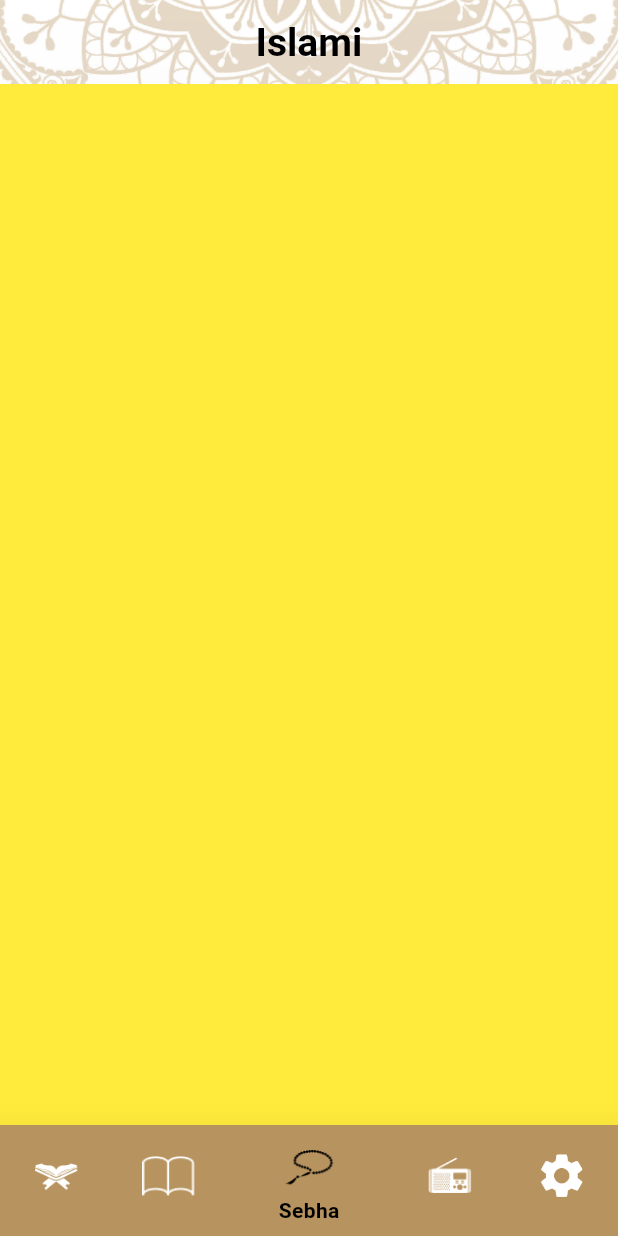
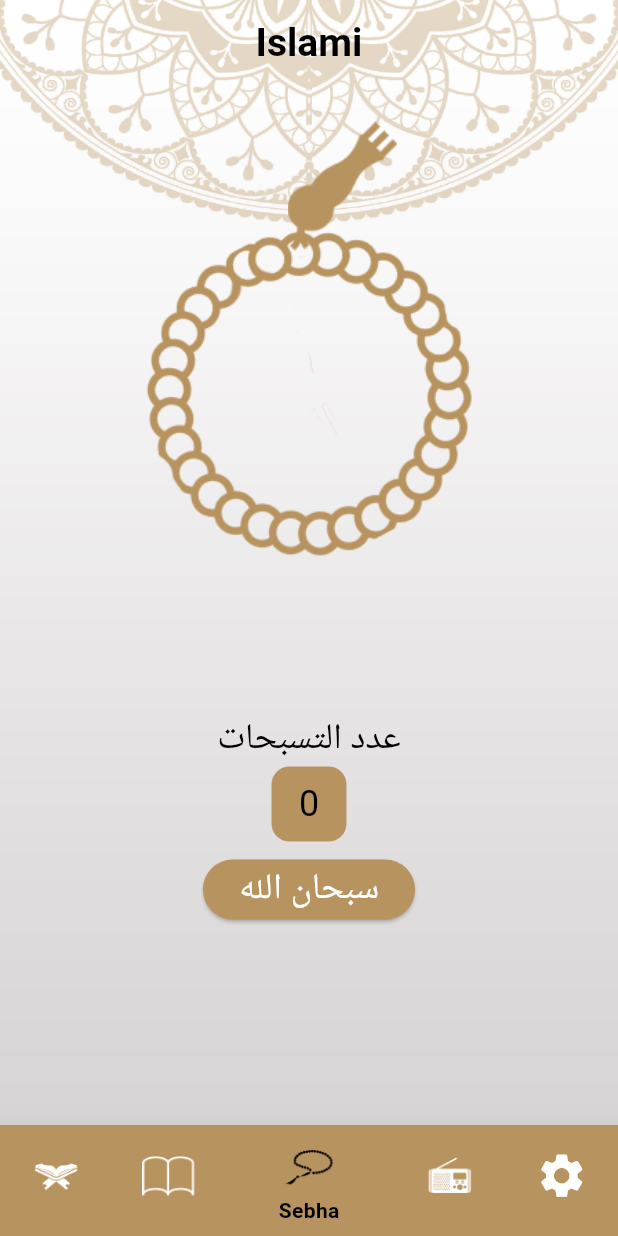
Before and after one commit to haredi/quran_app, a Flutter app: the screen it shows after launch, item 3 of the bottom bar chosen, on a phone screen of 412 x 824 dp. Run offline on Flutter 3.47's test engine with Material 3 defaults, Android fonts, the phone set to English and light mode, and no system bars; generated files the repository leaves out were written again; Roboto replaces fonts that are missing (ElMessiri-Regular.ttf); project files that could hold a hidden picture were left out.

Commit message:
+ sebha_tab

```diff
--- a/lib/config/theme/my_theme.dart
+++ b/lib/config/theme/my_theme.dart
@@ -48,6 +48,8 @@ class MyTheme {
     dividerColor: ColorsManager.goldColor,
     primaryColor: ColorsManager.goldColor,
     textTheme: TextTheme(
+      displaySmall: TextStyle(
+          fontSize: 24, fontWeight: FontWeight.w400, color: Colors.white),
       titleMedium: TextStyle(
           fontSize: 25, fontWeight: FontWeight.w600, color: Colors.black),
       titleSmall: TextStyle(
@@ -96,7 +98,8 @@ class MyTheme {
     bottomNavigationBarTheme: const BottomNavigationBarThemeData(
       selectedItemColor: ColorsManager.yellowColor,
       unselectedItemColor: Colors.white,
-      selectedIconTheme: IconThemeData(size: 35),
+      unselectedIconTheme: IconThemeData(size: 35),
+      selectedIconTheme: IconThemeData(size: 40),
       showSelectedLabels: true,
       showUnselectedLabels: false,
       elevation: 20,
@@ -109,6 +112,8 @@ class MyTheme {
     dividerColor: ColorsManager.yellowColor,
     primaryColor: ColorsManager.darkBlue,
     textTheme: TextTheme(
+        displaySmall: TextStyle(
+            fontSize: 18, fontWeight: FontWeight.w400, color: Colors.black),
         titleMedium: TextStyle(
             fontSize: 25,
             fontWeight: FontWeight.w600,
--- a/lib/core/utils/assets_manager.dart
+++ b/lib/core/utils/assets_manager.dart
@@ -7,6 +7,14 @@ class AssetsManager {
   static const String sebhaIcon = 'assets/images/sebha_icon.png';
   static const String radioIcon = 'assets/images/radio_icon.png';
   static const String quranHeaderImage = 'assets/images/quran_header_image.png';
+  static const String lightBodySebhaImage =
+      'assets/images/light_body_of_seb7a.png';
+  static const String lightHeadSebhaImage =
+      'assets/images/light_head_of_seb7a.png';
+  static const String darkBodySebhaImage =
+      'assets/images/dark_body_of_seb7a.png';
+  static const String darkHeadSebhaImage =
+      'assets/images/dark_head_of_seb7a.png';
   static const String hadithHeaderImage =
       'assets/images/hadith_header_image.png';
 }
--- a/lib/core/utils/strings_manager.dart
+++ b/lib/core/utils/strings_manager.dart
@@ -8,4 +8,8 @@ class StringsManager {
   static const String sebhaLabel = 'Sebha';
   static const String radioLabel = 'Radio';
   static const String settingsLabel = 'Setting';
+  static const String tasbehNum = 'عدد التسبحات';
+  static const String sbhanAlla = 'سبحان الله';
+  static const String alhmdulla = 'الحمدلله';
+  static const String allauqbr = 'الله اكبر';
 }
--- a/lib/presentation/home/home_screen.dart
+++ b/lib/presentation/home/home_screen.dart
@@ -8,6 +8,7 @@ import 'package:quran_app/presentation/home/tabs/radio_tab/radio_tab.dart';
 import 'package:quran_app/presentation/home/tabs/sebha_tab/sebha_tab.dart';
 import 'package:quran_app/presentation/home/tabs/settings_tab/settings_tab.dart';
 import 'package:flutter_gen/gen_l10n/app_localizations.dart';
+import 'package:quran_app/provider/sebha_provider.dart';
 import 'package:quran_app/provider/settings_provider.dart';
 
 class HomeScreen extends StatefulWidget {
@@ -21,7 +22,8 @@ class _HomeScreenState extends State<HomeScreen> {
   List<Widget> tabs = [
     QuranTab(),
     AhadithTab(),
-    SebhaTab(),
+    ChangeNotifierProvider(
+        create: (context) => SebhaProvider(), child: SebhaTab()),
     RadioTab(),
     SettingsTab(),
   ];
--- a/lib/presentation/home/tabs/sebha_tab/sebha_tab.dart
+++ b/lib/presentation/home/tabs/sebha_tab/sebha_tab.dart
@@ -1,12 +1,75 @@
 import 'package:flutter/material.dart';
+import 'package:provider/provider.dart';
+import 'package:quran_app/core/utils/assets_manager.dart';
+import 'package:quran_app/core/utils/strings_manager.dart';
+import 'package:quran_app/provider/sebha_provider.dart';
+import 'package:quran_app/provider/settings_provider.dart';
 
-class SebhaTab extends StatelessWidget {
-  const SebhaTab({super.key});
+class SebhaTab extends StatefulWidget {
+  SebhaTab({super.key});
 
   @override
+  State<SebhaTab> createState() => _SebhaTabState();
+}
+
+class _SebhaTabState extends State<SebhaTab> {
+  @override
   Widget build(BuildContext context) {
-    return Container(
-      color: Colors.yellow,
+    var sephaProvider = Provider.of<SebhaProvider>(context);
+    var provider = Provider.of<SettingsProvider>(context);
+    return Center(
+      child: Column(
+        children: [
+          Stack(
+            children: [
+              AnimatedRotation(
+                  duration: Duration(milliseconds: 500),
+                  turns: sephaProvider.turns,
+                  child: Container(
+                      width: MediaQuery.of(context).size.width * 0.7,
+                      height: MediaQuery.of(context).size.height * 0.5,
+                      child: Image.asset(provider.getBodySebhaImage()))),
+              Positioned(
+                top: -5,
+                left: 115,
+                child: Container(
+                    width: MediaQuery.of(context).size.width * 0.25,
+                    height: MediaQuery.of(context).size.height * 0.2,
+                    child: Image.asset(provider.getHeadSebhaImage())),
+              ),
+            ],
+          ),
+          SizedBox(height: 8),
+          Text(
+            StringsManager.tasbehNum,
+            style: Theme.of(context).textTheme.titleSmall,
+          ),
+          Container(
+            decoration: BoxDecoration(
+              borderRadius: BorderRadius.circular(12),
+              color: Theme.of(context).primaryColor,
+            ),
+            alignment: Alignment.center,
+            height: 50,
+            width: 50,
+            child: Text(
+              '${sephaProvider.count}',
+              style: Theme.of(context).textTheme.titleSmall,
+            ),
+          ),
+          SizedBox(height: 8),
+          ElevatedButton(
+              style: ElevatedButton.styleFrom(
+                  backgroundColor: Theme.of(context).dividerColor),
+              onPressed: () {
+                sephaProvider.changeSebhaText();
+              },
+              child: Text(
+                sephaProvider.texts[sephaProvider.index],
+                style: Theme.of(context).textTheme.displaySmall,
+              )),
+        ],
+      ),
     );
   }
 }
--- a/lib/provider/sebha_provider.dart
+++ b/lib/provider/sebha_provider.dart
@@ -0,0 +1,24 @@
+import 'package:flutter/material.dart';
+import 'package:quran_app/core/utils/strings_manager.dart';
+
+class SebhaProvider extends ChangeNotifier {
+  List<String> texts = [
+    StringsManager.sbhanAlla,
+    StringsManager.alhmdulla,
+    StringsManager.allauqbr,
+  ];
+  int index = 0;
+  double turns = 0;
+  int count = 0;
+
+  changeSebhaText() {
+    if (count == 33) {
+      count = 0;
+      index < texts.length - 1 ? index++ : index = 0;
+    } else {
+      count++;
+    }
+    turns += 1 / 33;
+    notifyListeners();
+  }
+}
--- a/lib/provider/settings_provider.dart
+++ b/lib/provider/settings_provider.dart
@@ -20,8 +20,19 @@ class SettingsProvider extends ChangeNotifier {
 
   void changeAppLanguage(String newLang) {
     if (currentLang == newLang) return;
-
     currentLang = newLang;
     notifyListeners();
   }
+
+  String getBodySebhaImage() {
+    return currentTheme == ThemeMode.light
+        ? AssetsManager.lightBodySebhaImage
+        : AssetsManager.darkBodySebhaImage;
+  }
+
+  String getHeadSebhaImage() {
+    return currentTheme == ThemeMode.light
+        ? AssetsManager.lightHeadSebhaImage
+        : AssetsManager.darkHeadSebhaImage;
+  }
 }
```
Also changed, not shown: assets/images/dark_body_of_seb7a.png, assets/images/dark_head_of_seb7a.png, assets/images/light_body_of_seb7a.png, assets/images/light_head_of_seb7a.png.
